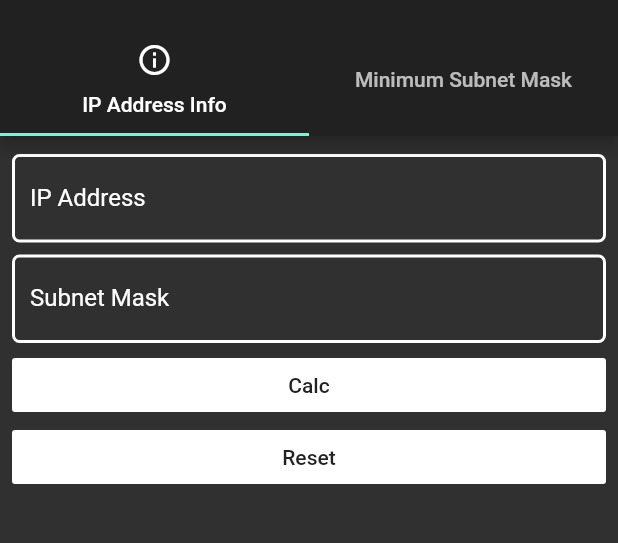
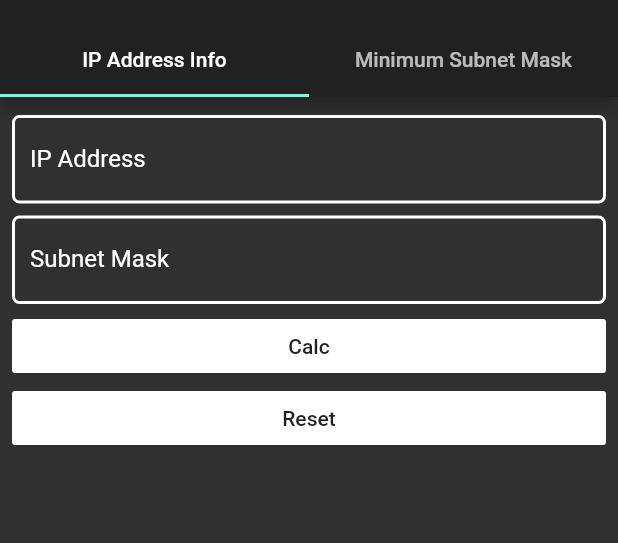
Before and after one commit to alex-sandri/ip-calc-flutter, a Flutter app: the screen it shows after launch, on a phone screen of 412 x 824 dp, the part 59-602 px from its top. Run offline on Flutter 3.47's test engine with Material 2 defaults, Android fonts, the light colour scheme and no system bars.

Commit message:
Remove tab icons

```diff
--- a/lib/home.dart
+++ b/lib/home.dart
@@ -18,7 +18,6 @@ class Home extends StatelessWidget {
               bottom: TabBar(
                 tabs: [
                   Tab(
-                    icon: Icon(Icons.info_outline),
                     text: "IP Address Info",
                   ),
                   Tab(
```
